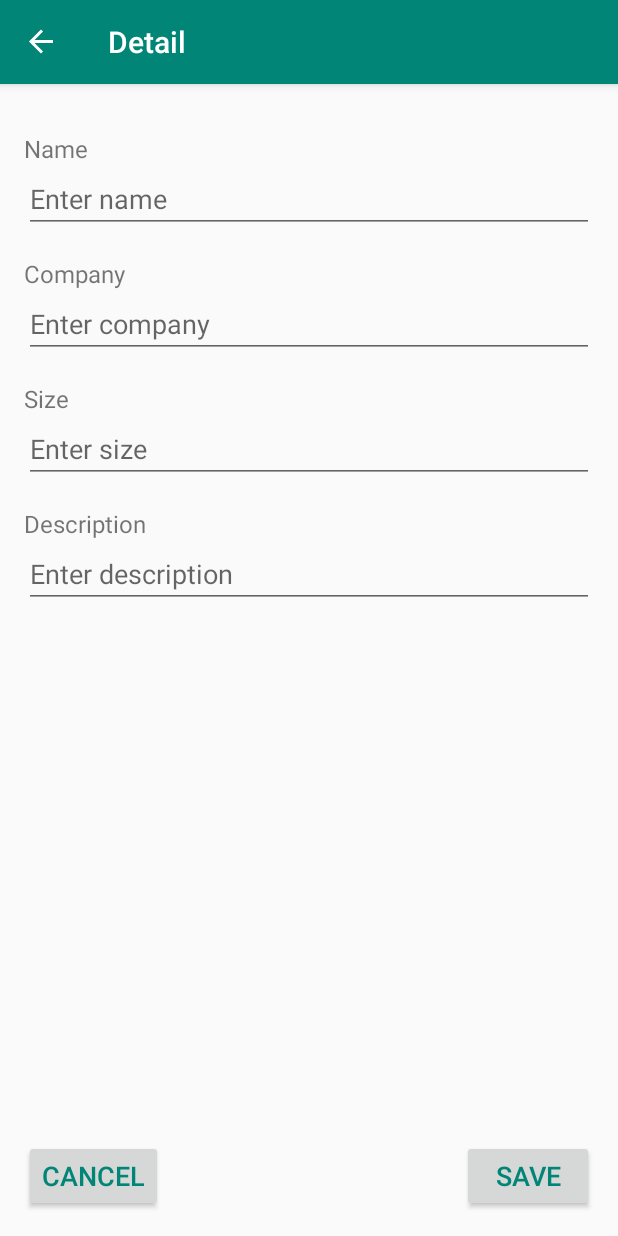
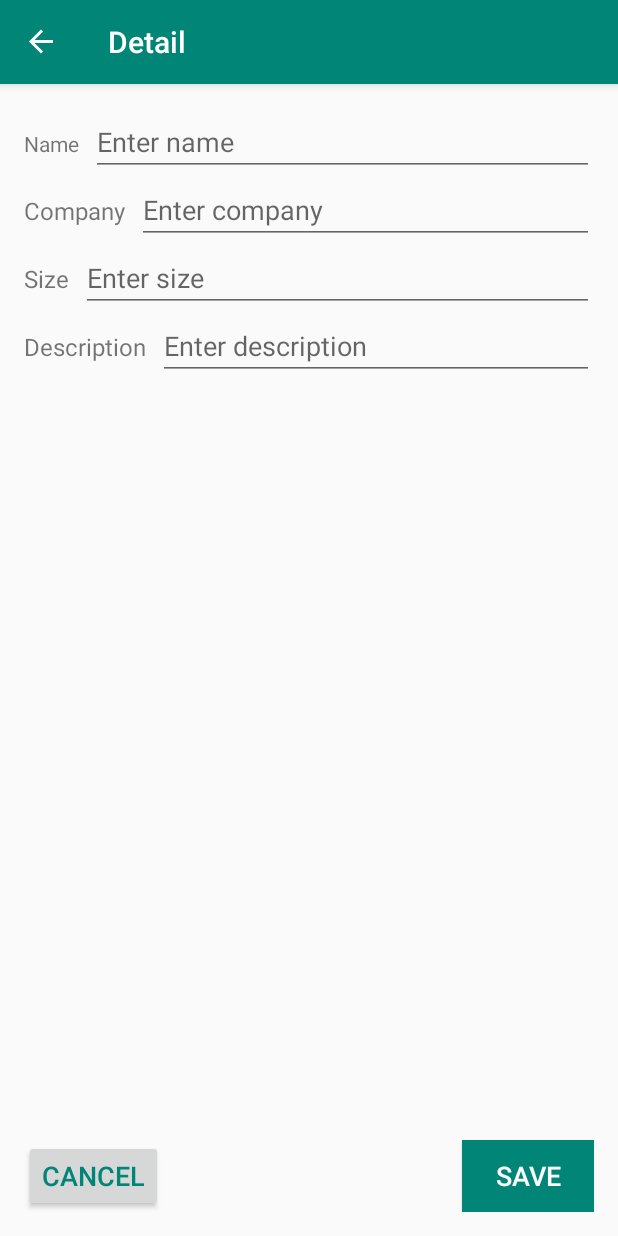
Before and after one commit to williammacedo/shoeStore, an Android app: the ShoeDetailFragment screen opened through its navigation route, on a phone screen of 412 x 824 dp. Run offline under Robolectric (Android 15) with nearby library versions, the phone set to English and light mode, and no system bars; our stand-ins replace Timber, data binding, navigation-ui; 1 statement that could not run was skipped.

Commit message:
Fix shoe detail layout.

```diff
--- a/app/src/main/java/com/udacity/shoestore/screens/shoe/detail/ShoeDetailFragment.kt
+++ b/app/src/main/java/com/udacity/shoestore/screens/shoe/detail/ShoeDetailFragment.kt
@@ -50,7 +50,7 @@ class ShoeDetailFragment : Fragment() {
                 binding.nameEdit.text.toString(),
                 size,
                 binding.companyEdit.text.toString(),
-                binding.descriptionText.text.toString()
+                binding.descriptionEdit.text.toString()
             )
         )
     }
--- a/app/src/main/res/layout/fragment_shoe_detail.xml
+++ b/app/src/main/res/layout/fragment_shoe_detail.xml
@@ -1,6 +1,5 @@
 <?xml version="1.0" encoding="utf-8"?>
-<layout
-    xmlns:android="http://schemas.android.com/apk/res/android"
+<layout xmlns:android="http://schemas.android.com/apk/res/android"
     xmlns:app="http://schemas.android.com/apk/res-auto"
     xmlns:tools="http://schemas.android.com/tools">
 
@@ -15,13 +14,11 @@
             android:id="@+id/name_text"
             android:layout_width="wrap_content"
             android:layout_height="wrap_content"
-            android:layout_marginTop="16dp"
+            android:layout_marginRight="8dp"
             android:text="@string/name"
-            android:textSize="16sp"
-            app:layout_constraintHorizontal_bias="0.0"
-            app:layout_constraintEnd_toEndOf="parent"
-            app:layout_constraintStart_toStartOf="parent"
-            app:layout_constraintTop_toTopOf="parent" />
+            app:layout_constraintBaseline_toBaselineOf="@+id/name_edit"
+            app:layout_constraintEnd_toStartOf="@+id/name_edit"
+            app:layout_constraintStart_toStartOf="parent" />
 
         <EditText
             android:id="@+id/name_edit"
@@ -30,20 +27,20 @@
             android:hint="@string/enter_name"
             android:inputType="textCapWords"
             app:layout_constraintEnd_toEndOf="parent"
-            app:layout_constraintStart_toStartOf="parent"
-            app:layout_constraintTop_toBottomOf="@+id/name_text" />
+            app:layout_constraintStart_toEndOf="@+id/name_text"
+            app:layout_constraintTop_toTopOf="parent" />
 
         <TextView
             android:id="@+id/company_text"
             android:layout_width="wrap_content"
             android:layout_height="wrap_content"
             android:layout_marginTop="16dp"
+            android:layout_marginRight="8dp"
             android:text="@string/company"
             android:textSize="16sp"
-            app:layout_constraintEnd_toEndOf="parent"
-            app:layout_constraintHorizontal_bias="0.0"
-            app:layout_constraintStart_toStartOf="parent"
-            app:layout_constraintTop_toBottomOf="@+id/name_edit" />
+            app:layout_constraintBaseline_toBaselineOf="@+id/company_edit"
+            app:layout_constraintEnd_toStartOf="@+id/company_edit"
+            app:layout_constraintStart_toStartOf="parent" />
 
         <EditText
             android:id="@+id/company_edit"
@@ -52,18 +49,19 @@
             android:hint="@string/enter_company"
             android:inputType="textCapWords"
             app:layout_constraintEnd_toEndOf="parent"
-            app:layout_constraintStart_toStartOf="parent"
-            app:layout_constraintTop_toBottomOf="@+id/company_text" />
+            app:layout_constraintStart_toEndOf="@+id/company_text"
+            app:layout_constraintTop_toBottomOf="@id/name_edit" />
 
         <TextView
             android:id="@+id/size_text"
             android:layout_width="wrap_content"
             android:layout_height="wrap_content"
             android:layout_marginTop="16dp"
+            android:layout_marginRight="8dp"
             android:text="@string/size"
             android:textSize="16sp"
-            app:layout_constraintEnd_toEndOf="parent"
-            app:layout_constraintHorizontal_bias="0.0"
+            app:layout_constraintBaseline_toBaselineOf="@+id/size_edit"
+            app:layout_constraintEnd_toStartOf="@+id/size_edit"
             app:layout_constraintStart_toStartOf="parent"
             app:layout_constraintTop_toBottomOf="@+id/company_edit" />
 
@@ -74,38 +72,39 @@
             android:hint="@string/enter_size"
             android:inputType="number"
             app:layout_constraintEnd_toEndOf="parent"
-            app:layout_constraintStart_toStartOf="parent"
-            app:layout_constraintTop_toBottomOf="@+id/size_text" />
+            app:layout_constraintStart_toEndOf="@+id/size_text"
+            app:layout_constraintTop_toBottomOf="@+id/company_edit" />
 
         <TextView
             android:id="@+id/description_text"
             android:layout_width="wrap_content"
             android:layout_height="wrap_content"
             android:layout_marginTop="16dp"
+            android:layout_marginRight="8dp"
             android:text="@string/description"
             android:textSize="16sp"
-            app:layout_constraintEnd_toEndOf="parent"
-            app:layout_constraintHorizontal_bias="0.0"
+            app:layout_constraintBaseline_toBaselineOf="@+id/description_edit"
+            app:layout_constraintEnd_toStartOf="@+id/description_edit"
             app:layout_constraintStart_toStartOf="parent"
             app:layout_constraintTop_toBottomOf="@+id/size_edit" />
 
         <EditText
-            android:id="@+id/password_edit"
+            android:id="@+id/description_edit"
             android:layout_width="0dp"
             android:layout_height="wrap_content"
             android:hint="@string/enter_description"
             android:inputType="textMultiLine"
             app:layout_constraintEnd_toEndOf="parent"
-            app:layout_constraintStart_toStartOf="parent"
-            app:layout_constraintTop_toBottomOf="@+id/description_text" />
+            app:layout_constraintStart_toEndOf="@+id/description_text"
+            app:layout_constraintTop_toBottomOf="@+id/size_edit" />
 
         <Button
             android:id="@+id/cancel_button"
             android:layout_width="wrap_content"
             android:layout_height="wrap_content"
             android:text="@string/cancel"
+            android:textColor="@color/colorPrimary"
             android:textSize="18sp"
-            android:textColor="@color/colorPrimary"
             app:layout_constraintBottom_toBottomOf="parent"
             app:layout_constraintStart_toStartOf="parent" />
 
@@ -114,8 +113,9 @@
             android:layout_width="wrap_content"
             android:layout_height="wrap_content"
             android:text="@string/save"
+            android:background="@color/colorPrimary"
+            android:textColor="@android:color/white"
             android:textSize="18sp"
-            android:textColor="@color/colorPrimary"
             app:layout_constraintBottom_toBottomOf="parent"
             app:layout_constraintEnd_toEndOf="parent" />
 
```
